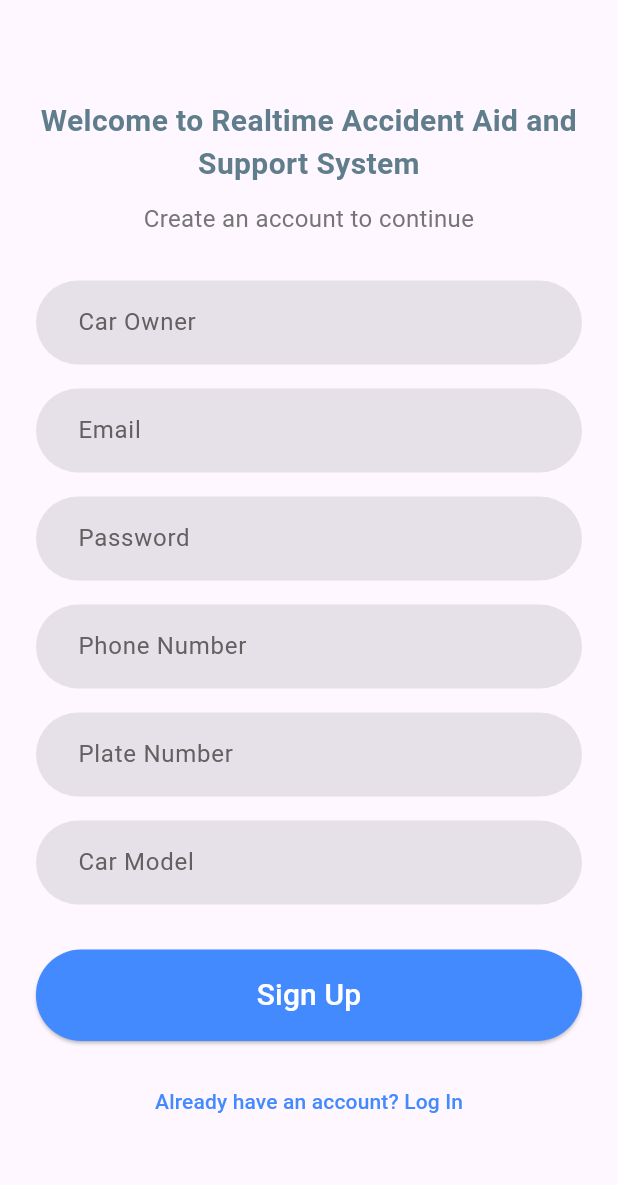
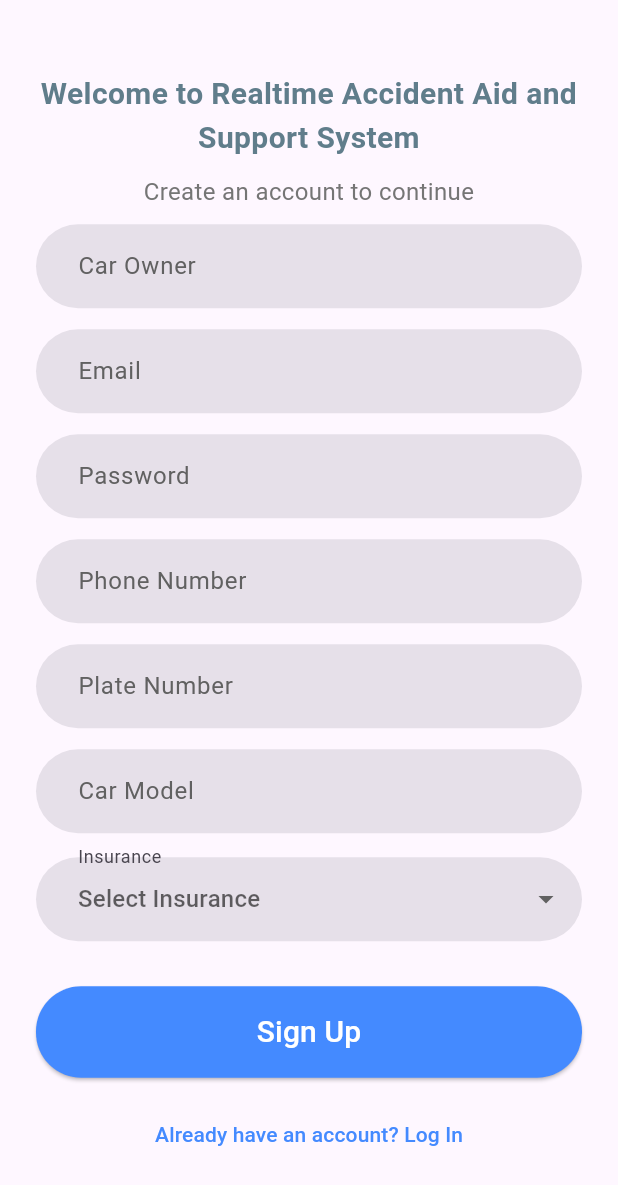
Before and after one commit to jadon6uwizeye/realtime-accident, a Flutter app: the screen it shows after launch, on a phone screen of 412 x 824 dp. Shown: the top 1185 px of the screen. Run offline on Flutter 3.47's test engine with Material 3 defaults, Android fonts, the phone set to English and light mode, and no system bars; our stand-ins replace audioplayers, flutter_dotenv, geolocator, sqflite; missing offline and left inert: shake; accounts and stored records are empty.

Commit message:
changes as on 05-01

```diff
--- a/lib/models/accident.dart
+++ b/lib/models/accident.dart
@@ -26,8 +26,9 @@ class Accident {
     return Accident(
       id: map['id'],
       userId: map['userId'],
-      latitude: map['latitude'],
-      longitude: map['longitude'],
+      // latitude: map['latitude'] comverted to double
+      latitude: double.parse(map['latitude']),
+      longitude: double.parse(map['longitude']),
       timestamp: map['timestamp'],
     );
   }
--- a/lib/models/user.dart
+++ b/lib/models/user.dart
@@ -6,15 +6,20 @@ class User {
   final int phoneNumber;
   final String email;
   final String password;
+  final bool isAdmin;
+  final String insurance;
 
   User(
       {this.id,
       required this.name,
       required this.plateNumber,
       required this.carModel,
+      required this.insurance,
       required this.phoneNumber,
       required this.email,
-      required this.password});
+      required this.password,
+      this.isAdmin = false
+      });
 
   // Convert a User object to a map to store in the database
   Map<String, dynamic> toMap() {
@@ -23,8 +28,10 @@ class User {
       'name': name,
       'plate_number': plateNumber,
       'car_model': carModel,
+      'insurance': insurance,
       'phone_number': phoneNumber,
       'email': email,
+      'is_admin': isAdmin ? 1 : 0,
       'password': password,
     };
   }
@@ -36,8 +43,10 @@ class User {
       name: map['name'],
       plateNumber: map['plate_number'],
       carModel: map['car_model'],
+      insurance: map['insurance'],
       phoneNumber: map['phone_number'],
       email: map['email'],
+      isAdmin: map['is_admin'] == 1,
       password: map['password'],
     );
   }
--- a/lib/screens/login_screen.dart
+++ b/lib/screens/login_screen.dart
@@ -11,6 +11,11 @@ class LoginScreen extends StatelessWidget {
     final password = passwordController.text;
 
     final user = await DatabaseService.instance.getUserByEmail(email);
+    // final accidents = await DatabaseService.instance.getAccidents(user?.id);
+    // print(accidents);
+    print(user);
+    print(user?.isAdmin);
+    print(user?.id);
     if (user != null && user.password == password) {
       Navigator.pushReplacementNamed(context, '/home', arguments: user);
     } else {
--- a/lib/screens/signup_screen.dart
+++ b/lib/screens/signup_screen.dart
@@ -7,8 +7,13 @@ class SignupScreen extends StatelessWidget {
   final TextEditingController emailController = TextEditingController();
   final TextEditingController plateNumberController = TextEditingController();
   final TextEditingController carModelController = TextEditingController();
+  final TextEditingController insurance = TextEditingController();
   final TextEditingController phoneNumberController = TextEditingController();
   final TextEditingController passwordController = TextEditingController();
+
+  final List<String> insuranceOptions = ['Sanlam/Allianz', 'Prime', 'RSSB', 'Sonarwa'];
+
+  String? selectedInsurance;
 
   void _registerUser(BuildContext context) async {
     final user = User(
@@ -16,6 +21,7 @@ class SignupScreen extends StatelessWidget {
       email: emailController.text,
       plateNumber: plateNumberController.text,
       carModel: carModelController.text,
+      insurance: selectedInsurance ?? '',
       phoneNumber: int.parse(phoneNumberController.text),
       password: passwordController.text,
     );
@@ -34,6 +40,7 @@ class SignupScreen extends StatelessWidget {
               mainAxisAlignment: MainAxisAlignment.center,
               crossAxisAlignment: CrossAxisAlignment.stretch,
               children: [
+                SizedBox(height: 5),
                 Text(
                   "Welcome to Realtime Accident Aid and Support System",
                   textAlign: TextAlign.center,
@@ -49,18 +56,20 @@ class SignupScreen extends StatelessWidget {
                   textAlign: TextAlign.center,
                   style: TextStyle(fontSize: 16, color: Colors.grey[600]),
                 ),
-                SizedBox(height: 30),
+                SizedBox(height: 10),
                 _buildTextField(nameController, "Car Owner"),
+                SizedBox(height: 14),
+                _buildTextField(emailController, "Email"),
+                SizedBox(height: 14),
+                _buildTextField(passwordController, "Password", isPassword: true),
+                SizedBox(height: 14),
+                _buildTextField(phoneNumberController, "Phone Number"),
+                SizedBox(height: 14),
+                _buildTextField(plateNumberController, "Plate Number"),
+                SizedBox(height: 14),
+                _buildTextField(carModelController, "Car Model"),
                 SizedBox(height: 16),
-                _buildTextField(emailController, "Email"),
-                SizedBox(height: 16),
-                _buildTextField(passwordController, "Password", isPassword: true),
-                SizedBox(height: 16),
-                _buildTextField(phoneNumberController, "Phone Number"),
-                SizedBox(height: 16),
-                _buildTextField(plateNumberController, "Plate Number"),
-                SizedBox(height: 16),
-                _buildTextField(carModelController, "Car Model"),
+                _buildDropdown(),
                 SizedBox(height: 30),
                 ElevatedButton(
                   style: ElevatedButton.styleFrom(
@@ -73,7 +82,7 @@ class SignupScreen extends StatelessWidget {
                   onPressed: () => _registerUser(context),
                   child: Text("Sign Up", style: TextStyle(fontSize: 20, color: Colors.white)),
                 ),
-                SizedBox(height: 16),
+                SizedBox(height: 14),
                 TextButton(
                   onPressed: () {
                     Navigator.pushNamed(context, '/login');
@@ -109,4 +118,30 @@ class SignupScreen extends StatelessWidget {
       obscureText: isPassword,
     );
   }
+
+  Widget _buildDropdown() {
+    return DropdownButtonFormField<String>(
+      value: selectedInsurance,
+      decoration: InputDecoration(
+        labelText: "Insurance",
+        filled: true,
+        fillColor: Colors.blue[10],
+        border: OutlineInputBorder(
+          borderRadius: BorderRadius.circular(30.0),
+          borderSide: BorderSide.none,
+        ),
+        contentPadding: EdgeInsets.symmetric(vertical: 16, horizontal: 24),
+      ),
+      hint: Text("Select Insurance"),
+      items: insuranceOptions.map((String insurance) {
+        return DropdownMenuItem<String>(
+          value: insurance,
+          child: Text(insurance),
+        );
+      }).toList(),
+      onChanged: (String? value) {
+        selectedInsurance = value;
+      },
+    );
+  }
 }
```
Also changed, not shown: lib/main.dart (+14 -2 lines), lib/screens/admin_screen.dart (added, +196 -0 lines), lib/screens/home_screen.dart (+64 -2 lines), lib/services/db_service.dart (+25 -5 lines), pubspec.yaml (+5 -2 lines), pubspec.lock, 7 other files.
